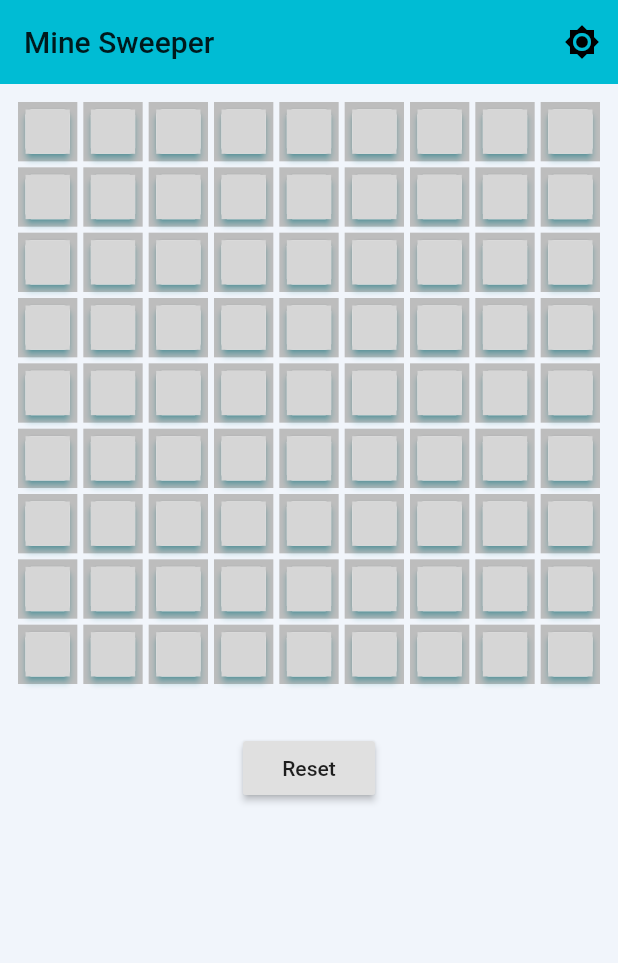
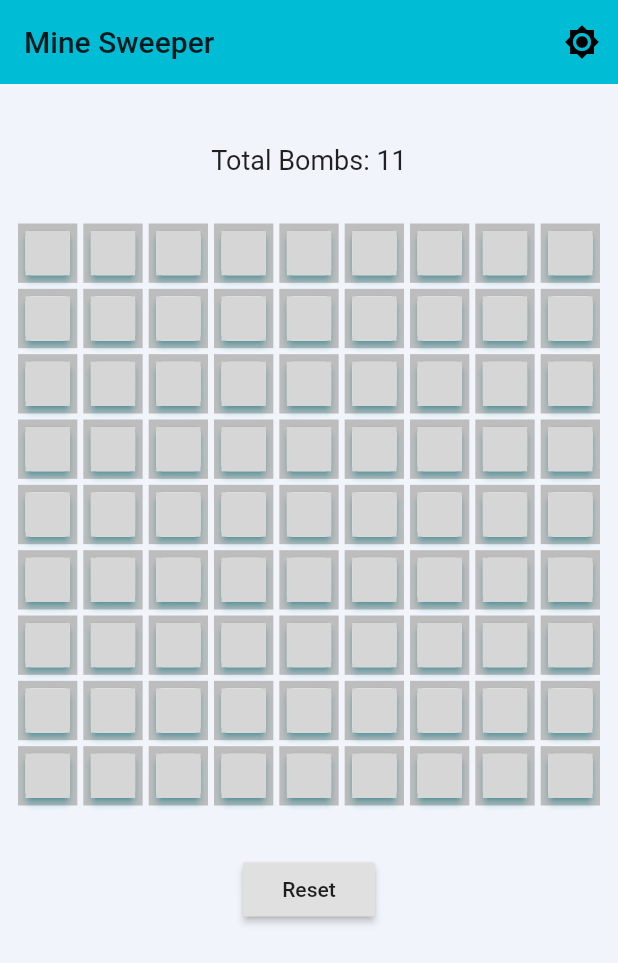
Before and after one commit to pr-1/minesweeper, a Flutter app: the screen it shows after launch, on a phone screen of 412 x 824 dp. Shown: the top 963 px of the screen. Run offline on Flutter 3.47's test engine with Material 2 defaults, Android fonts, the phone set to English and light mode, and no system bars; our stand-ins replace get_it.

```diff
--- a/lib/widgets/game_board.dart
+++ b/lib/widgets/game_board.dart
@@ -67,6 +67,13 @@ class _GameBoardState extends State<GameBoard> {
       padding: EdgeInsets.all(10.0),
       child: Column(
         children: <Widget>[
+          SizedBox(height: 30,),
+          Row(
+            mainAxisAlignment: MainAxisAlignment.center,
+            children: <Widget>[
+              Text('Total Bombs: $numOfMines', style: TextStyle(fontSize: 18),)
+            ],),
+          SizedBox(height: 30,),
           GridView.builder(
               shrinkWrap: true,
               physics: NeverScrollableScrollPhysics(),
@@ -83,17 +90,13 @@ class _GameBoardState extends State<GameBoard> {
                     state = tiles[i][j] ? BlockState.REVEALED: state;
                   }
                 }
-                if(!hasCoveredCell) {
-                  if(bombCount == numOfMines){
-                    hasWon = true;
-                  }
-                }
+
                 if (state == BlockState.COVERED || state == BlockState.FLAGGED) {
                   if(state == BlockState.COVERED) {
                     hasCoveredCell = true;
                   }
                   return GestureDetector(
-                    onLongPress: () => showFlag(j, i, hasCoveredCell),
+                    onLongPress: () => showFlag(j, i),
                     onTap: () => state == BlockState.COVERED?openSingleBlock(j, i): null,
                     child: Listener(
                       child: CoveredMineTile(
@@ -142,15 +145,15 @@ class _GameBoardState extends State<GameBoard> {
   }
 
   // TO DISPLAY FLAG ON LONG PRESS OF A BLOCK
-  void showFlag(int x, int y, bool hasCoveredCell) {
+  void showFlag(int x, int y) {
     if(!alive) return;
     setState(() {
       if(uiState[y][x] == BlockState.FLAGGED) {
         uiState[y][x] = BlockState.COVERED;
-        --bombCount;
+        if(tiles[y][x])--bombCount;
       }else {
         uiState[y][x] = BlockState.FLAGGED;
-        ++bombCount;
+        if(tiles[y][x])++bombCount;
       }
     });
     print(bombCount);
```
